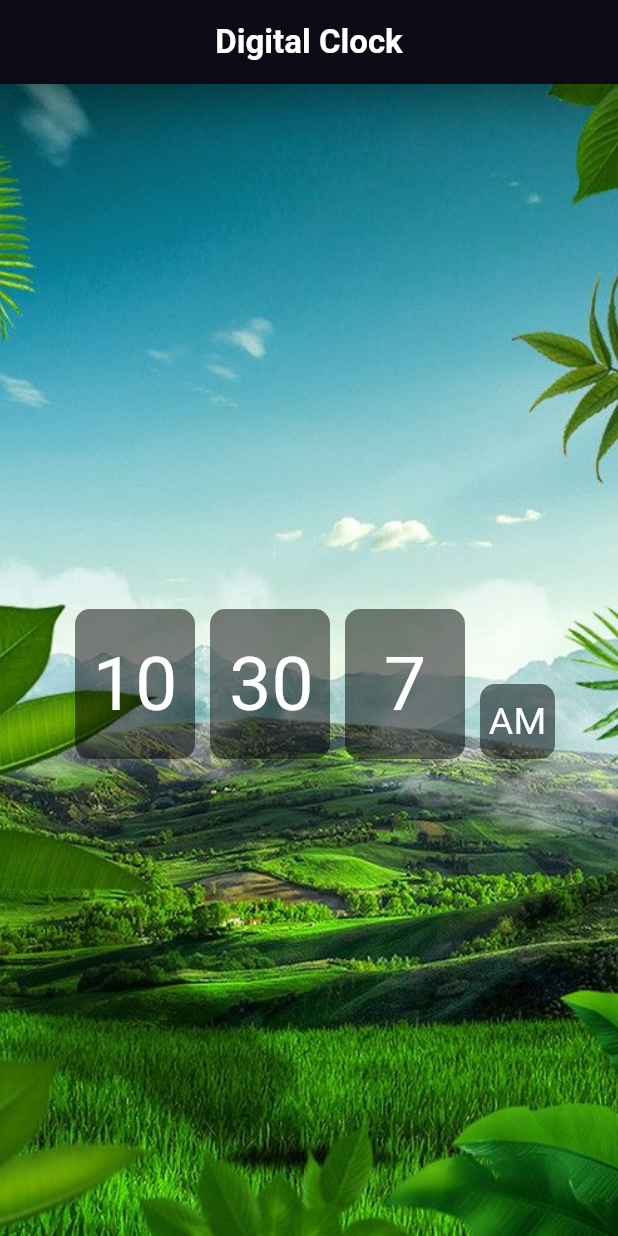
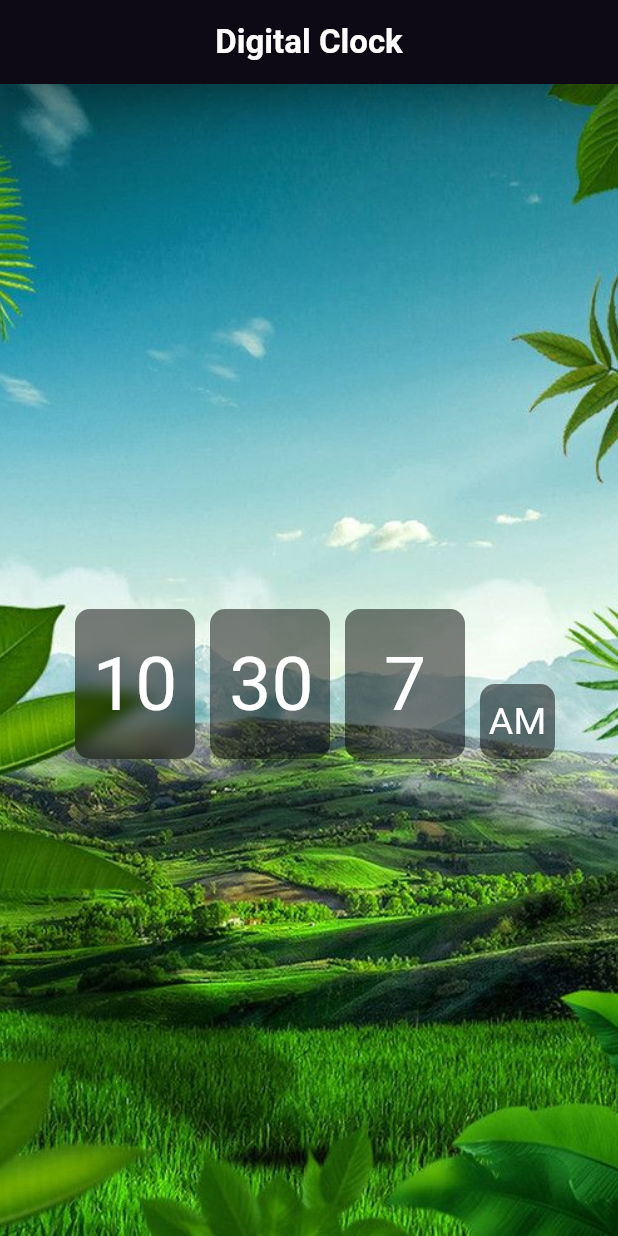
Before and after one commit to MauryaAayush/clock_app, a Flutter app: the screen it shows after launch, on a phone screen of 412 x 824 dp. Run offline on Flutter 3.47's test engine with Material 3 defaults, Android fonts, the phone set to English and light mode, and no system bars.

Commit message:
Radhey radhey

```diff
--- a/lib/view/first.dart
+++ b/lib/view/first.dart
@@ -1,9 +1,9 @@
 import 'dart:async';
+import 'dart:ui';
 
 import 'package:flutter/material.dart';
 
-void main()
-{
+void main() {
   runApp(const SimpleClock());
 }
 
@@ -16,42 +16,40 @@ class SimpleClock extends StatefulWidget {
 
 DateTime dateTime = DateTime.now();
 
-
 class _SimpleClockState extends State<SimpleClock> {
   @override
   Widget build(BuildContext context) {
-
     int hour = dateTime.hour % 12;
     hour = (hour == 0) ? 12 : hour;
 
-    Timer.periodic(
-      Duration(seconds: 1),
-        (timer){
+    Timer.periodic(Duration(seconds: 1), (timer) {
       setState(() {
         dateTime = DateTime.now();
       });
-        }
-        );
+    });
 
     return Scaffold(
         backgroundColor: Colors.black,
         appBar: AppBar(
           backgroundColor: Colors.black,
-        title: Text('Digital Clock',style: TextStyle(
-          color: Colors.white,fontWeight: FontWeight.w600
-        ),),
+          title: Text(
+            'Digital Clock',
+            style: TextStyle(color: Colors.white, fontWeight: FontWeight.w600),
+          ),
           centerTitle: true,
           elevation: 10,
           shadowColor: Colors.black,
         ),
         body: Center(
-        child: Stack(
-            children:[
+          child: Stack(children: [
             Container(
               height: double.infinity,
-                width:double.infinity ,
+              width: double.infinity,
               // color: Colors.blue,
-                  child: Image.asset('assets/images/back.jpg',fit: BoxFit.fitHeight,),
+              child: Image.asset(
+                'assets/images/back.jpg',
+                fit: BoxFit.fitHeight,
+              ),
             ),
             Positioned(
               top: 350,
@@ -60,54 +58,60 @@ class _SimpleClockState extends State<SimpleClock> {
                 mainAxisAlignment: MainAxisAlignment.center,
                 // crossAxisAlignment: CrossAxisAlignment.end,
                 children: [
-
+                  ClipRect(
+                    child: BackdropFilter(
+                      filter: ImageFilter.blur(sigmaX: 5.0, sigmaY: 5.0),
+                      child: Container(
+                        height: 100,
+                        width: 80,
+                        alignment: Alignment.center,
+                        decoration: BoxDecoration(
+                          color: Colors.black.withOpacity(0.5),
+                          borderRadius: BorderRadius.all(Radius.circular(10)),
+                        ),
+                        child: Text(
+                          '$hour',
+                          style: TextStyle(
+                            color: Colors.white,
+                            fontSize: 50,
+                          ),
+                        ),
+                      ),
+                    ),
+                  ),
+                  SizedBox(
+                    width: 10,
+                  ),
                   Container(
                     height: 100,
                     width: 80,
                     alignment: Alignment.center,
                     decoration: BoxDecoration(
                         color: Colors.black.withOpacity(0.5),
-                        borderRadius: BorderRadius.all(Radius.circular(10)),
-
-                    ),
-
-                    child: Text('$hour',style: TextStyle(
-                      color: Colors.white,
-                      fontSize: 50,
+                        borderRadius: BorderRadius.all(Radius.circular(10))),
+                    child: Text(
+                      ' ${dateTime.minute} ',
+                      style: TextStyle(color: Colors.white, fontSize: 50),
                     ),
                   ),
+                  SizedBox(
+                    width: 10,
                   ),
-                  SizedBox(width: 10,),
                   Container(
                     height: 100,
                     width: 80,
                     alignment: Alignment.center,
                     decoration: BoxDecoration(
                         color: Colors.black.withOpacity(0.5),
-                      borderRadius: BorderRadius.all(Radius.circular(10))
-                    ),
-
-                    child: Text(' ${dateTime.minute} ',style: TextStyle(
-                        color: Colors.white,
-                        fontSize: 50
+                        borderRadius: BorderRadius.all(Radius.circular(10))),
+                    child: Text(
+                      '${dateTime.second}',
+                      style: TextStyle(color: Colors.white, fontSize: 50),
                     ),
                   ),
+                  SizedBox(
+                    width: 10,
                   ),
-                  SizedBox(width: 10,),
-                  Container(
-                    height: 100,
-                    width: 80,
-                    alignment: Alignment.center,
-                    decoration: BoxDecoration(
-                        color: Colors.black.withOpacity(0.5),
-                        borderRadius: BorderRadius.all(Radius.circular(10))
-                    ),
-                    child: Text('${dateTime.second}',style: TextStyle(
-                        color: Colors.white,
-                        fontSize: 50
-                    ),),
-                  ),
-                  SizedBox(width: 10,),
                   Padding(
                     padding: const EdgeInsets.fromLTRB(0, 50, 0, 0),
                     child: Container(
@@ -116,20 +120,17 @@ class _SimpleClockState extends State<SimpleClock> {
                       alignment: Alignment.center,
                       decoration: BoxDecoration(
                           color: Colors.black.withOpacity(0.5),
-                          borderRadius: BorderRadius.all(Radius.circular(10))
+                          borderRadius: BorderRadius.all(Radius.circular(10))),
+                      child: Text(
+                        "${dateTime.hour < 12 ? 'AM' : 'PM'}",
+                        style: TextStyle(color: Colors.white, fontSize: 25),
                       ),
-                      child: Text("${dateTime.hour < 12 ? 'AM' : 'PM'}",style: TextStyle(
-                          color: Colors.white,
-                          fontSize: 25
-                      ),),
                     ),
                   ),
                 ],
               ),
             ),
-        ]
-        ),
-      )
-    );
+          ]),
+        ));
   }
 }
```
Lines whose indentation alone changed are shown as unchanged.
